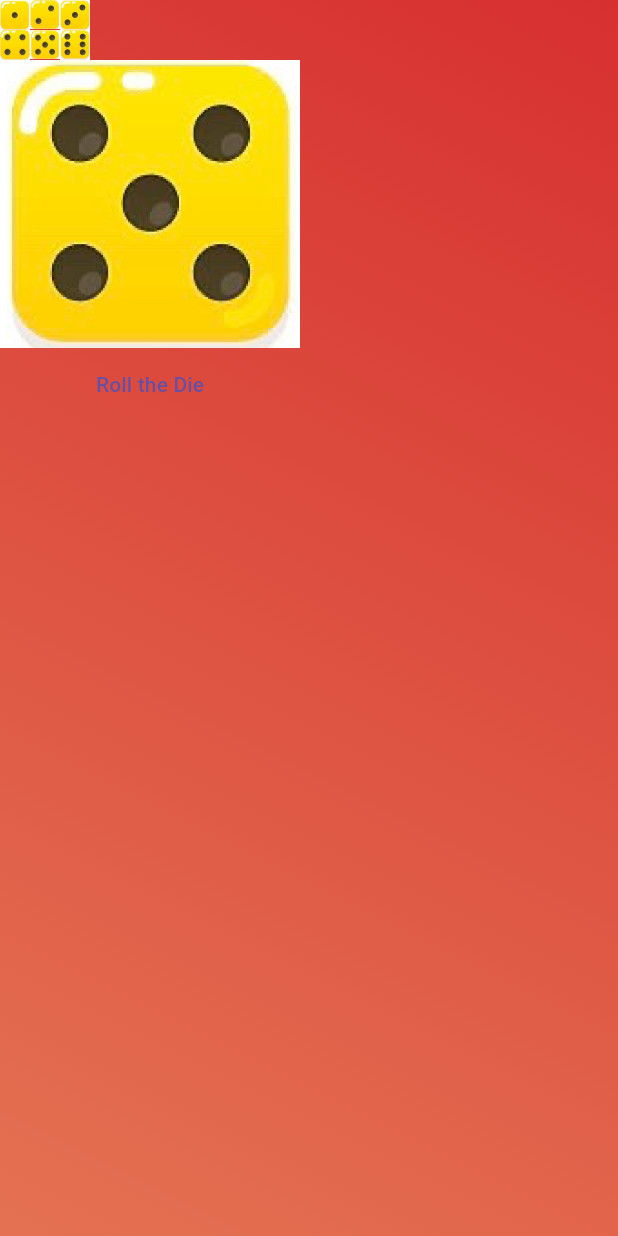
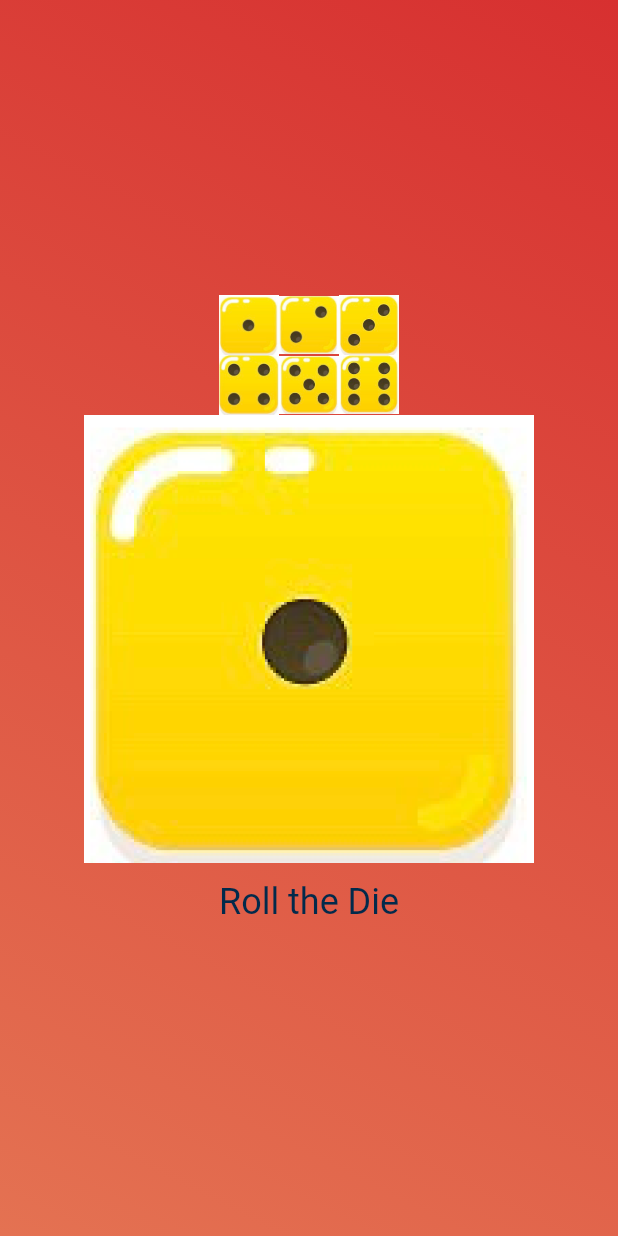
Before and after one commit to FaheemAhmed5525/DiceRollingWithFluttar, a Flutter app: the screen it shows after launch, after a tap on "Roll the Die", on a phone screen of 412 x 824 dp. Run offline on Flutter 3.47's test engine with Material 3 defaults, Android fonts, the phone set to English and light mode, and no system bars.

Commit message:
Roller Widget added:

```diff
--- /dev/null
+++ b/lib/dice_roller.dart
@@ -0,0 +1,46 @@
+import 'package:flutter/material.dart';
+
+class DiceRoller extends StatefulWidget {
+  const DiceRoller({super.key});
+
+  @override
+  State<DiceRoller> createState() {
+    return _DiceRollerState();
+  }
+}
+
+class _DiceRollerState extends State<DiceRoller> {
+  String image = "assets/images/Die-Image-1.png";
+
+  void rollDice() {
+    image = "assets/images/Die-Image-4.png";
+  }
+
+  @override
+  Widget build(context) {
+    return Column(
+      mainAxisSize: MainAxisSize.min,
+      children: [
+        Image.asset(
+          image,
+          width: 300,
+        ),
+        TextButton(
+          onPressed: () {
+            rollDice();
+          },
+          style: TextButton.styleFrom(
+            padding: const EdgeInsets.all(12),
+            foregroundColor: const Color.fromARGB(255, 2, 42, 75),
+            textStyle: const TextStyle(
+              fontSize: 24,
+            ),
+          ),
+          child: const Text(
+            "Roll the Die",
+          ),
+        )
+      ],
+    );
+  }
+}
--- a/lib/gradient_container.dart
+++ b/lib/gradient_container.dart
@@ -1,72 +1,80 @@
 import 'package:flutter/material.dart';
+import 'package:rolling_die/dice_roller.dart';
+
 
 class GradientContainer extends StatelessWidget {
+
   const GradientContainer(this.color1, this.color2, {super.key});
+
+  const GradientContainer.redorange({super.key})
+    : color1 = Colors.red,
+      color2 = Colors.orange;
 
   final Color color1;
   final Color color2;
+
+
+
   @override
   Widget build(BuildContext context) {
     return Container(
       decoration: BoxDecoration(
           gradient: LinearGradient(
-        colors: [color1, color2],
+            colors: [
+              color1,
+              color2
+            ],
             begin: Alignment.topRight,
             end: Alignment.bottomLeft,
-      )),
+          )
+        ),
         child: Center(
           child: Column(
+            mainAxisSize: MainAxisSize.min,
             children: [
               Row(
+                mainAxisSize: MainAxisSize.min,
                 children: [
                   Image.asset(
                    "assets/images/Die-Image-1.png",
-                width: 20,
+                    width: 40,
                   ),
                   Image.asset(
                    "assets/images/Die-Image-2.png",
-                width: 20,
+                   width: 40,
                   ),
                   Image.asset(
                     "assets/images/Die-Image-3.png",
-                width: 20,
+                   width: 40,
                  ),
                 ],
               ),
              Row(
+              mainAxisSize: MainAxisSize.min,
                children: [
                   Image.asset(
                     "assets/images/Die-Image-4.png",
-                width: 20,
+                     width: 40,
                  ),
                   Image.asset(
                   "assets/images/Die-Image-5.png",
-                width: 20,
+                  width: 40,
                 ),
                 Image.asset(
                   "assets/images/Die-Image-6.png",
-                width: 20,
+                  width: 40,
                 ),
               ],
             ),
-          Row(
+            const Row(
+              mainAxisSize: MainAxisSize.min,
               children: [
-              Column(
-                children: [
-                  Image.asset(
-                    "assets/images/Die-Image-5.png",
-                    width: 200,
-                  ),
-                  TextButton(
-                    onPressed: () {},
-                    child: const Text("Roll the Die")
-                  )
+                DiceRoller()
               ],
             )
           ],
         )
-        ],
-      )),
+      ),
     );
   }
 }
--- a/lib/main.dart
+++ b/lib/main.dart
@@ -4,7 +4,7 @@ import 'package:rolling_die/gradient_container.dart';
 
 void main() {
   runApp(
-    const MaterialApp(
+     const MaterialApp(
       home: Scaffold(
         //backgroundColor: const Color.fromARGB(255, 189, 97, 212),
         body: GradientContainer(
```
Lines whose indentation alone changed are shown as unchanged.
